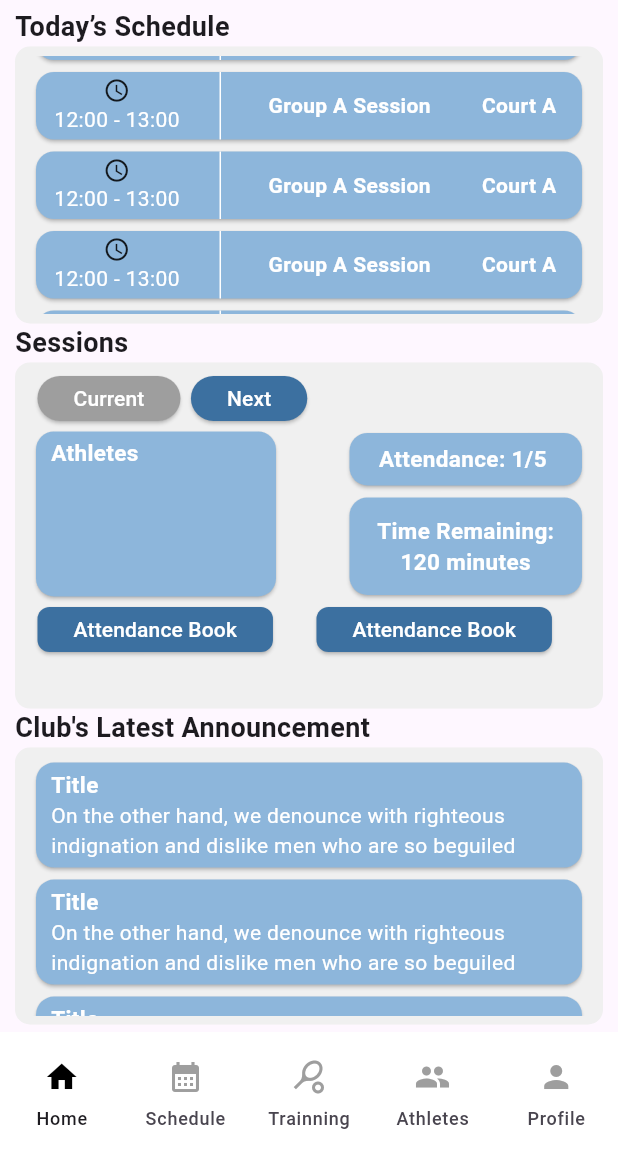
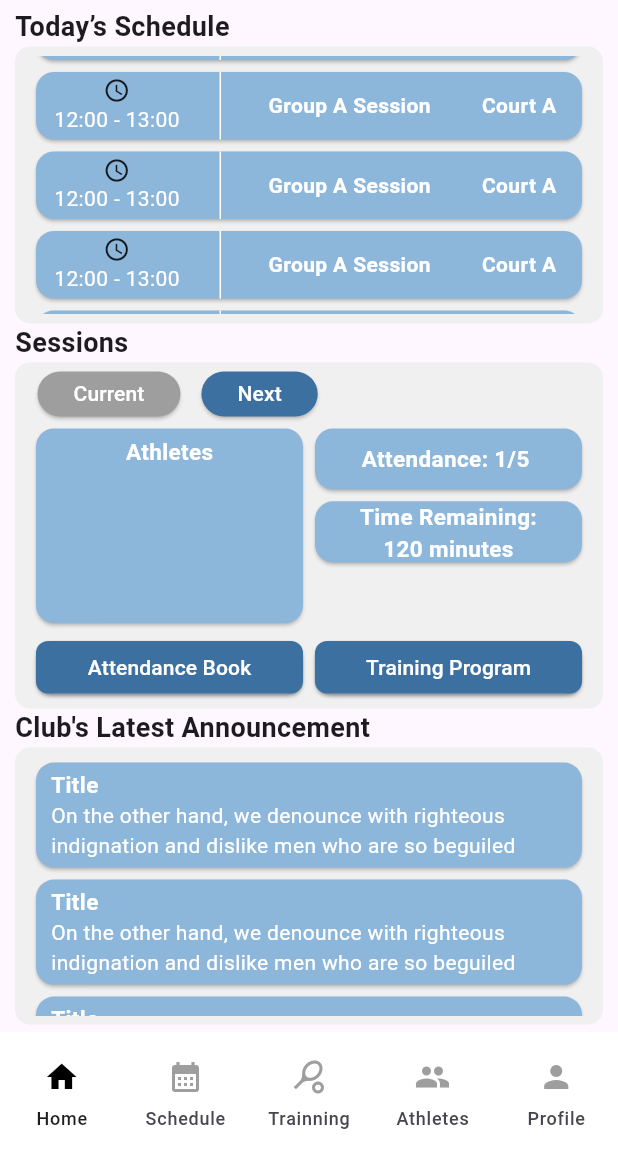
Before and after one commit to MyTennisClub/MyTennisClub, a Flutter app: the CoachHomePage screen opened directly, scrolled down 576 dp, after a tap on "Next", on a phone screen of 412 x 824 dp, the part 84-1236 px from its top. Run offline on Flutter 3.47's test engine with Material 3 defaults, Android fonts, the phone set to English and light mode, and no system bars.

Commit message:
Resolve critical bug impacting session element sizes.

```diff
--- a/lib/coach/current_card_coach.dart
+++ b/lib/coach/current_card_coach.dart
@@ -3,39 +3,39 @@ import 'package:flutter/material.dart';
 class Card1_Coach extends StatelessWidget {
   @override
   Widget build(BuildContext context) {
-    return Row(
-      mainAxisAlignment: MainAxisAlignment.spaceBetween,
+    return const Padding(
+      padding: EdgeInsets.symmetric(vertical: 4.0),
+      child: Row(
+        mainAxisAlignment: MainAxisAlignment.center,
         children: <Widget>[
-        Card(
+          const Expanded(
+            child: Card(
               color: Color.fromRGBO(141, 182, 219, 1),
               child: SizedBox(
-              width: 160,
-              height: 110,
-              child: Padding(
-                padding:
-                    const EdgeInsets.symmetric(horizontal: 10.0, vertical: 4.0),
                   child: Column(
-                  crossAxisAlignment: CrossAxisAlignment.start,
                     children: <Widget>[
-                    Text(
+                      Padding(
+                        padding: EdgeInsets.only(top: 5),
+                        child: Text(
                           'Athletes',
                           style: TextStyle(
                               fontWeight: FontWeight.bold,
                               color: Colors.white,
                               fontSize: 15),
                         ),
+                      ),
                     ],
-                ),
                   )),
             ),
-        Container(
+          ),
+          Expanded(
             child: Column(
               children: <Widget>[
-              Card(
+                Expanded(
+                  flex: 6,
+                  child: Card(
                     color: Color.fromRGBO(141, 182, 219, 1),
                     child: SizedBox(
-                  width: 155,
-                  height: 35,
                       child: Center(child: Text(
                         'Attendance: 3/5 ',
                         style: TextStyle(
@@ -46,11 +46,12 @@ class Card1_Coach extends StatelessWidget {
                       ),),
                     ),
                   ),
-              Card(
+                ),
+                Expanded(
+                  flex: 6,
+                  child: Card(
                     color: Color.fromRGBO(141, 182, 219, 1),
                     child: SizedBox(
-                  width: 155,
-                  height: 65,
                       child: Center(child: Text(
                         'Time Remaining:\n45 minutes',
                         textAlign: TextAlign.center,
@@ -62,10 +63,16 @@ class Card1_Coach extends StatelessWidget {
                       ),),
                     ),
                   ),
+                ),
+                Expanded(
+                  flex: 5,
+                    child: Card()
+                )
               ],
             ),
           )
         ],
+      ),
     );
   }
 }
--- a/lib/coach/next_card_coach.dart
+++ b/lib/coach/next_card_coach.dart
@@ -1,42 +1,45 @@
+// ignore_for_file: camel_case_types
 import 'package:flutter/material.dart';
 
 
 class Card2_Coach extends StatelessWidget {
+  const Card2_Coach({super.key});
+
   @override
   Widget build(BuildContext context) {
-    return Row(
-      mainAxisAlignment: MainAxisAlignment.spaceBetween,
+    return const Padding(
+      padding: EdgeInsets.symmetric(vertical: 4.0),
+      child: Row(
+        mainAxisAlignment: MainAxisAlignment.center,
         children: <Widget>[
-        Card(
+          Expanded(
+            child: Card(
               color: Color.fromRGBO(141, 182, 219, 1),
               child: SizedBox(
-              width: 160,
-              height: 110,
-              child: Padding(
-                padding:
-                const EdgeInsets.symmetric(horizontal: 10.0, vertical: 4.0),
                   child: Column(
-                  crossAxisAlignment: CrossAxisAlignment.start,
                     children: <Widget>[
-                    Text(
+                      Padding(
+                        padding: EdgeInsets.only(top: 5),
+                        child: Text(
                           'Athletes',
                           style: TextStyle(
                               fontWeight: FontWeight.bold,
                               color: Colors.white,
                               fontSize: 15),
                         ),
+                      ),
                     ],
-                ),
                   )),
             ),
-        Container(
+          ),
+          Expanded(
             child: Column(
               children: <Widget>[
-              Card(
+                Expanded(
+                  flex: 6,
+                  child: Card(
                     color: Color.fromRGBO(141, 182, 219, 1),
                     child: SizedBox(
-                  width: 155,
-                  height: 35,
                       child: Center(child: Text(
                         'Attendance: 1/5 ',
                         style: TextStyle(
@@ -47,11 +50,12 @@ class Card2_Coach extends StatelessWidget {
                       ),),
                     ),
                   ),
-              Card(
+                ),
+                Expanded(
+                  flex: 6,
+                  child: Card(
                     color: Color.fromRGBO(141, 182, 219, 1),
                     child: SizedBox(
-                  width: 155,
-                  height: 65,
                       child: Center(child: Text(
                         'Time Remaining:\n120 minutes',
                         textAlign: TextAlign.center,
@@ -63,10 +67,16 @@ class Card2_Coach extends StatelessWidget {
                       ),),
                     ),
                   ),
+                ),
+                Expanded(
+                    flex: 5,
+                    child: Card()
+                )
               ],
             ),
           )
         ],
+      ),
     );
   }
 }
--- a/lib/coach/sessions_coach.dart
+++ b/lib/coach/sessions_coach.dart
@@ -1,6 +1,4 @@
-import 'package:flutter/cupertino.dart';
 import 'package:flutter/material.dart';
-import 'package:flutter/widgets.dart';
 import 'current_card_coach.dart';
 import 'next_card_coach.dart';
 
@@ -17,11 +15,12 @@ class _SessionsCoachState extends State<SessionsCoach> {
 
   @override
   Widget build(BuildContext context) {
-    const items = 20;
-    return Column(
+    return Padding(
+      padding: const EdgeInsets.symmetric(horizontal: 10),
+      child: Column(
         children: <Widget>[
           Padding(
-          padding: const EdgeInsets.symmetric(horizontal: 15, vertical: 3),
+            padding: const EdgeInsets.symmetric(horizontal: 5.0),
             child: Row(
               children: <Widget>[
                 Padding(
@@ -35,19 +34,19 @@ class _SessionsCoachState extends State<SessionsCoach> {
                           nextIsPressed = false;
                         })
                       },
-                    child: Text(
+                      style: ElevatedButton.styleFrom(
+                        backgroundColor:
+                        currentIsPressed ? const Color(0xFFFF3C70A0) : Colors.grey,
+                      ),
+                      child: const Text(
                         'Current',
                         style: TextStyle(color: Colors.white),
-                    ),
-                    style: ElevatedButton.styleFrom(
-                      backgroundColor:
-                          currentIsPressed ? Color(0xFFFF3C70A0) : Colors.grey,
                       ),
                     ),
                   ),
                 ),
                 Padding(
-                padding: const EdgeInsets.only(right: 7),
+                  padding: const EdgeInsets.only(left: 7.0),
                   child: SizedBox(
                     height: 30,
                     child: ElevatedButton(
@@ -57,13 +56,13 @@ class _SessionsCoachState extends State<SessionsCoach> {
                           nextIsPressed = true;
                         })
                       },
-                    child: Text(
+                      child: const Text(
                         'Next',
                         style: TextStyle(color: Colors.white),
                       ),
                       style: ElevatedButton.styleFrom(
                         backgroundColor:
-                          nextIsPressed ? Color(0xFFFF3C70A0) : Colors.grey,
+                        nextIsPressed ? const Color(0xFFFF3C70A0) : Colors.grey,
                       ),
                     ),
                   ),
@@ -71,27 +70,26 @@ class _SessionsCoachState extends State<SessionsCoach> {
               ],
             ),
           ),
-        Padding(
-            padding: EdgeInsets.symmetric(horizontal: 10),
-            child: currentIsPressed ? Card1_Coach():Card2_Coach()),
+          Container(
+            child: Expanded(
+              child: currentIsPressed ? Card1_Coach():const Card2_Coach(),
+            ),
+          ),
           Row(
+            mainAxisAlignment: MainAxisAlignment.center,
             children: <Widget>[
-            Padding(
-              padding: const EdgeInsets.symmetric(horizontal: 15, vertical: 3),
-              child: Row(
-                children: <Widget>[
-                  Padding(
-                    padding: const EdgeInsets.only(right: 14),
+              Expanded(
+                child: Card(
                   child: SizedBox(
-                      height: 30,
+                    height: 35,
                     child: ElevatedButton(
                       onPressed: () => {},
-                        child: Text(
+                      child: const Text(
                         'Attendance Book',
                         style: TextStyle(color: Colors.white),
                       ),
                       style: ElevatedButton.styleFrom(
-                          backgroundColor: Color(0xFFFF3C70A0),
+                        backgroundColor: const Color(0xFFFF3C70A0),
                         shape: RoundedRectangleBorder(
                           borderRadius: BorderRadius.circular(8.0),
                         ),
@@ -99,31 +97,31 @@ class _SessionsCoachState extends State<SessionsCoach> {
                     ),
                   ),
                 ),
-                  Padding(
-                    padding: const EdgeInsets.only(left: 15),
+              ),
+              Expanded(
+                child: Card(
                   child: SizedBox(
-                      height: 30,
+                    height: 35,
                     child: ElevatedButton(
                       onPressed: () => {},
-                        child: Text(
-                          'Attendance Book',
+                      child: const Text(
+                        'Training Program',
                         style: TextStyle(color: Colors.white),
                       ),
                       style: ElevatedButton.styleFrom(
-                          backgroundColor: Color(0xFFFF3C70A0),
+                        backgroundColor: const Color(0xFFFF3C70A0),
                         shape: RoundedRectangleBorder(
                           borderRadius: BorderRadius.circular(8.0),
                         ),
                       ),
                     ),
                   ),
-                  )
-                ],
                 ),
               ),
             ],
           )
         ],
+      ),
     );
   }
 }
```
Lines whose indentation alone changed are shown as unchanged.
